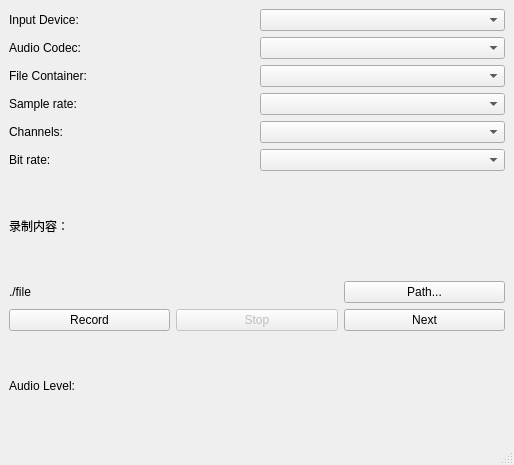
This is audiorecorder.ui in dongdong-2009/Helloworld-PocketSphinx-Qt as Qt 5 draws it before an edit. The edited form follows.
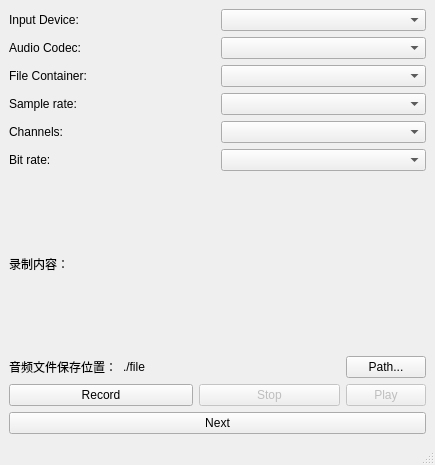
This is the edited form.

Patch:
```diff
--- a/audiorecorder.ui
+++ b/audiorecorder.ui
@@ -6,7 +6,7 @@
    <rect>
     <x>0</x>
     <y>0</y>
-    <width>514</width>
+    <width>435</width>
     <height>465</height>
    </rect>
   </property>
@@ -15,14 +15,38 @@
   </property>
   <widget class="QWidget" name="centralwidget">
    <layout class="QGridLayout" name="gridLayout_3">
-    <item row="5" column="0">
-     <widget class="QLabel" name="levelLabel">
+    <item row="3" column="2" colspan="2">
+     <widget class="QPushButton" name="stopButton">
+      <property name="enabled">
+       <bool>false</bool>
+      </property>
       <property name="text">
-       <string>Audio Level:</string>
+       <string>Stop</string>
       </property>
      </widget>
     </item>
-    <item row="0" column="0" colspan="3">
+    <item row="1" column="0">
+     <widget class="QLabel" name="label_6">
+      <property name="text">
+       <string>录制内容：</string>
+      </property>
+     </widget>
+    </item>
+    <item row="1" column="1" colspan="4">
+     <widget class="QLabel" name="labelSentence">
+      <property name="text">
+       <string/>
+      </property>
+     </widget>
+    </item>
+    <item row="2" column="0">
+     <widget class="QLabel" name="label_9">
+      <property name="text">
+       <string>音频文件保存位置：</string>
+      </property>
+     </widget>
+    </item>
+    <item row="0" column="0" colspan="5">
      <layout class="QGridLayout" name="gridLayout_2">
       <item row="3" column="1">
        <widget class="QComboBox" name="sampleRateBox"/>
@@ -94,61 +118,44 @@
       </item>
      </layout>
     </item>
-    <item row="1" column="0">
-     <widget class="QLabel" name="label_6">
-      <property name="text">
-       <string>录制内容：</string>
-      </property>
-     </widget>
-    </item>
-    <item row="5" column="1" colspan="2">
-     <layout class="QVBoxLayout" name="levelsLayout"/>
-    </item>
-    <item row="2" column="0" colspan="2">
-     <widget class="QLabel" name="label_7">
-      <property name="text">
-       <string>./file</string>
-      </property>
-     </widget>
-    </item>
-    <item row="1" column="1" colspan="2">
-     <widget class="QLabel" name="labelSentence">
-      <property name="text">
-       <string/>
-      </property>
-     </widget>
-    </item>
-    <item row="2" column="2">
-     <widget class="QPushButton" name="outputButton">
-      <property name="text">
-       <string>Path...</string>
-      </property>
-     </widget>
-    </item>
-    <item row="3" column="0">
+    <item row="3" column="0" colspan="2">
      <widget class="QPushButton" name="recordButton">
       <property name="text">
        <string>Record</string>
       </property>
      </widget>
     </item>
-    <item row="3" column="1">
-     <widget class="QPushButton" name="stopButton">
-      <property name="enabled">
-       <bool>false</bool>
+    <item row="2" column="4">
+     <widget class="QPushButton" name="outputButton">
+      <property name="text">
+       <string>Path...</string>
       </property>
+     </widget>
+    </item>
+    <item row="2" column="1" colspan="3">
+     <widget class="QLabel" name="labelPath">
       <property name="text">
-       <string>Stop</string>
+       <string>./file</string>
       </property>
      </widget>
     </item>
-    <item row="3" column="2">
+    <item row="4" column="0" colspan="5">
      <widget class="QPushButton" name="nextButton">
       <property name="text">
        <string>Next</string>
       </property>
      </widget>
     </item>
+    <item row="3" column="4">
+     <widget class="QPushButton" name="playButton">
+      <property name="enabled">
+       <bool>false</bool>
+      </property>
+      <property name="text">
+       <string>Play</string>
+      </property>
+     </widget>
+    </item>
    </layout>
   </widget>
   <widget class="QStatusBar" name="statusbar"/>
```
